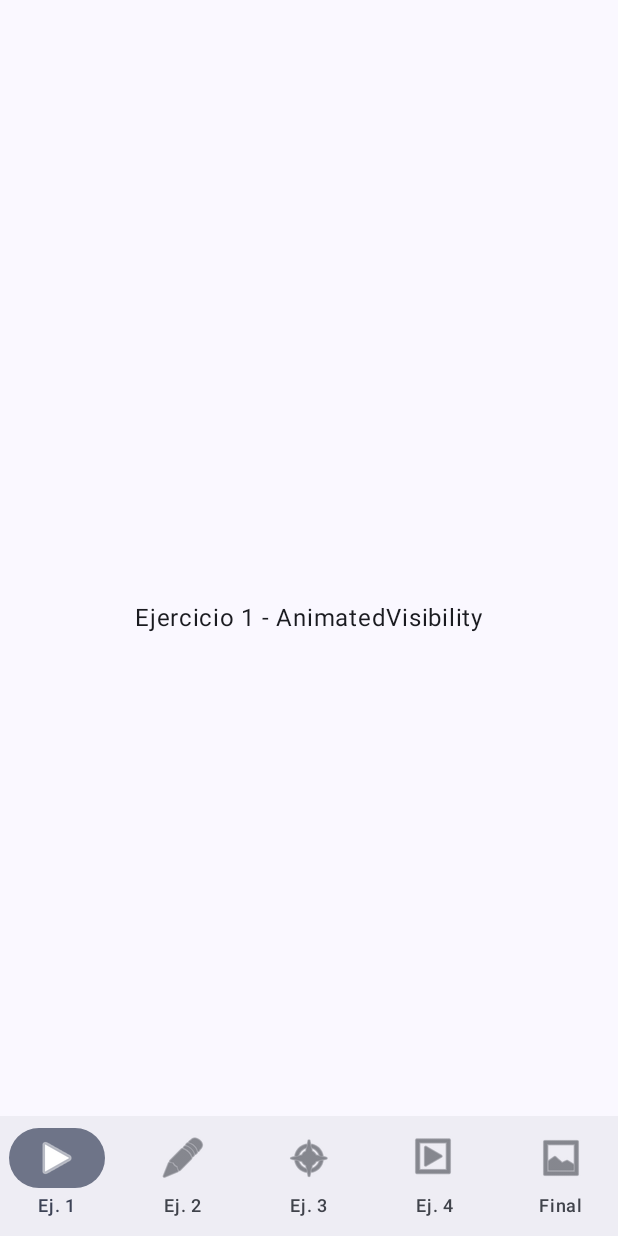
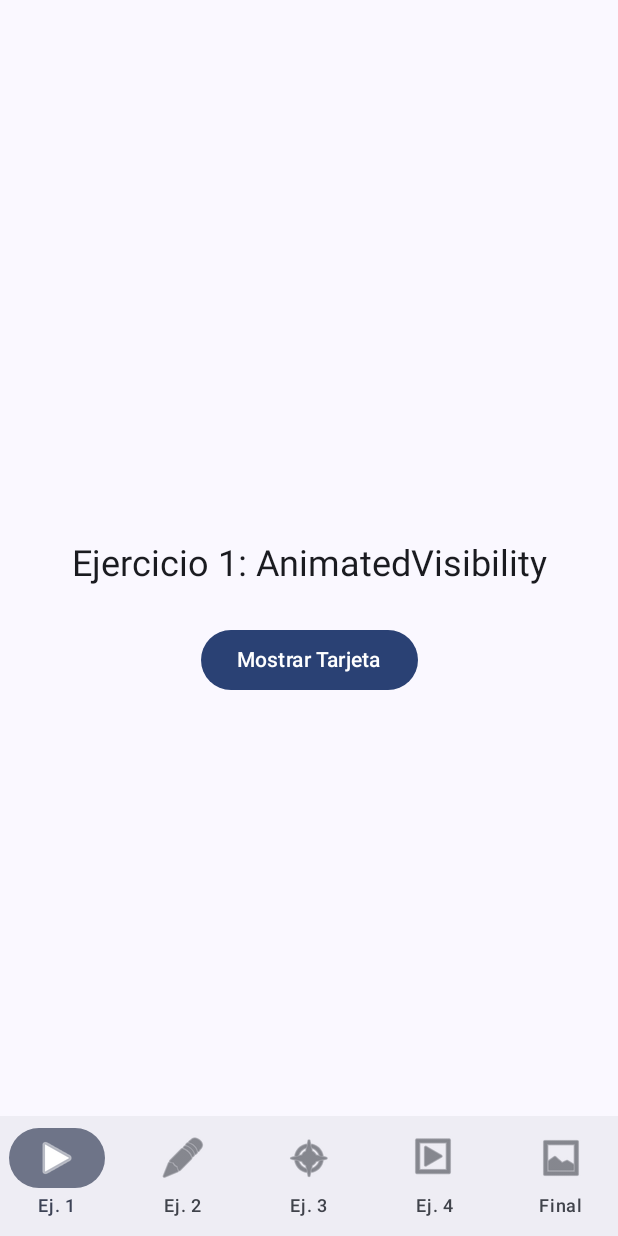
Before and after one commit to mariusjhordan-stack/Laboratorio13, an Android app built with Jetpack Compose: the screen it shows after launch (MainActivity), on a phone screen of 412 x 824 dp. Run offline under Robolectric (Android 15) with nearby library versions, the phone set to English and light mode, and no system bars.

Commit message:
feat: implementar ejercicio 1 con AnimatedVisibility

```diff
--- a/app/src/main/java/com/example/lab13/screens/Exercise1Screen.kt
+++ b/app/src/main/java/com/example/lab13/screens/Exercise1Screen.kt
@@ -1,15 +1,80 @@
 package com.example.lab13.screens
 
+import androidx.compose.animation.AnimatedVisibility
+import androidx.compose.animation.expandVertically
+import androidx.compose.animation.fadeIn
+import androidx.compose.animation.fadeOut
+import androidx.compose.animation.shrinkVertically
+import androidx.compose.foundation.background
+import androidx.compose.foundation.layout.Arrangement
 import androidx.compose.foundation.layout.Box
+import androidx.compose.foundation.layout.Column
 import androidx.compose.foundation.layout.fillMaxSize
+import androidx.compose.foundation.layout.fillMaxWidth
+import androidx.compose.foundation.layout.height
+import androidx.compose.foundation.layout.padding
+import androidx.compose.foundation.shape.RoundedCornerShape
+import androidx.compose.material3.Button
+import androidx.compose.material3.Card
+import androidx.compose.material3.CardDefaults
+import androidx.compose.material3.MaterialTheme
 import androidx.compose.material3.Text
 import androidx.compose.runtime.Composable
+import androidx.compose.runtime.getValue
+import androidx.compose.runtime.mutableStateOf
+import androidx.compose.runtime.remember
+import androidx.compose.runtime.setValue
 import androidx.compose.ui.Alignment
 import androidx.compose.ui.Modifier
+import androidx.compose.ui.unit.dp
 
 @Composable
 fun Exercise1Screen() {
-    Box(modifier = Modifier.fillMaxSize(), contentAlignment = Alignment.Center) {
-        Text("Ejercicio 1 - AnimatedVisibility")
+    var visible by remember { mutableStateOf(false) }
+
+    Column(
+        modifier = Modifier
+            .fillMaxSize()
+            .padding(24.dp),
+        horizontalAlignment = Alignment.CenterHorizontally,
+        verticalArrangement = Arrangement.Center
+    ) {
+        Text(
+            text = "Ejercicio 1: AnimatedVisibility",
+            style = MaterialTheme.typography.headlineSmall,
+            modifier = Modifier.padding(bottom = 24.dp)
+        )
+
+        Button(onClick = { visible = !visible }) {
+            Text(if (visible) "Ocultar Tarjeta" else "Mostrar Tarjeta")
+        }
+
+        AnimatedVisibility(
+            visible = visible,
+            enter = fadeIn() + expandVertically(),
+            exit = fadeOut() + shrinkVertically()
+        ) {
+            Card(
+                modifier = Modifier
+                    .padding(top = 24.dp)
+                    .fillMaxWidth()
+                    .height(150.dp),
+                shape = RoundedCornerShape(16.dp),
+                colors = CardDefaults.cardColors(
+                    containerColor = MaterialTheme.colorScheme.primaryContainer
+                )
+            ) {
+                Box(
+                    modifier = Modifier.fillMaxSize(),
+                    contentAlignment = Alignment.Center
+                ) {
+                    Text(
+                        text = "¡Hola! Soy una tarjeta animada",
+                        style = MaterialTheme.typography.titleMedium,
+                        color = MaterialTheme.colorScheme.onPrimaryContainer
+                    )
+                }
+            }
+        }
     }
 }
```
